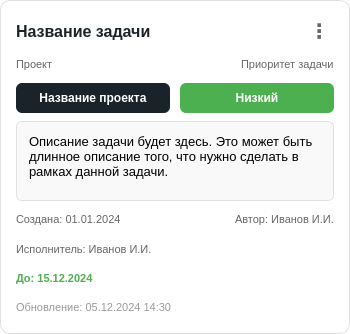
Qt form ui/other_tasks/task_card.ui (lerakaplich/TaskPlanner2) before a commit.
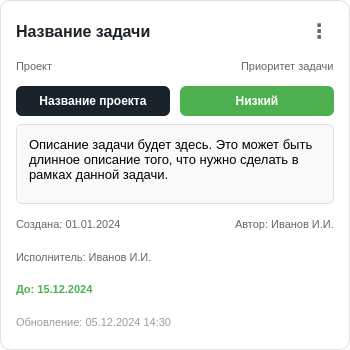
The same form after that commit.

What changed in the file:
```diff
--- a/ui/other_tasks/task_card.ui
+++ b/ui/other_tasks/task_card.ui
@@ -7,13 +7,19 @@
     <x>0</x>
     <y>0</y>
     <width>350</width>
-    <height>334</height>
+    <height>350</height>
    </rect>
   </property>
+  <property name="sizePolicy">
+   <sizepolicy hsizetype="Fixed" vsizetype="Fixed">
+    <horstretch>0</horstretch>
+    <verstretch>0</verstretch>
+   </sizepolicy>
+  </property>
   <property name="minimumSize">
    <size>
     <width>300</width>
-    <height>280</height>
+    <height>350</height>
    </size>
   </property>
   <property name="maximumSize">
```
